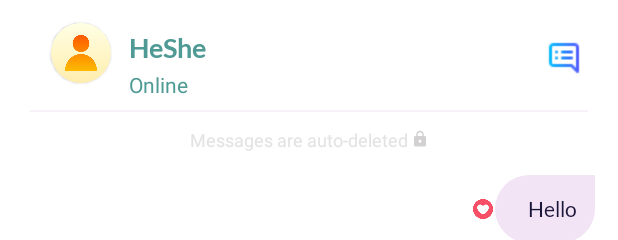
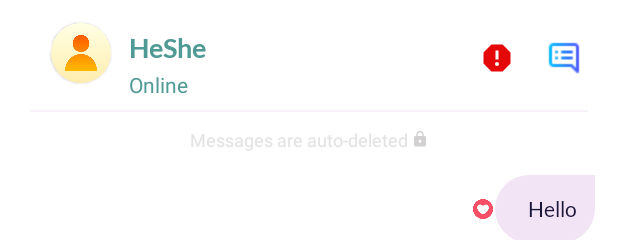
Before and after one commit to prajwalmw/HeShe_Chat, an Android app: the layout activity_main.xml on its own in the app's theme, with its tools: preview values and no code run, on a phone screen of 412 x 824 dp. Shown: the top 240 px of the screen. Run offline under Robolectric (Android 15) with nearby library versions, the phone set to English and light mode, and no system bars.

Commit message:
Report feature added.

```diff
--- /dev/null
+++ b/app/src/main/res/drawable/report.xml
@@ -0,0 +1,5 @@
+<vector android:height="24dp" android:tint="#E50808"
+    android:viewportHeight="24" android:viewportWidth="24"
+    android:width="24dp" xmlns:android="http://schemas.android.com/apk/res/android">
+    <path android:fillColor="@android:color/white" android:pathData="M15.73,3L8.27,3L3,8.27v7.46L8.27,21h7.46L21,15.73L21,8.27L15.73,3zM12,17.3c-0.72,0 -1.3,-0.58 -1.3,-1.3 0,-0.72 0.58,-1.3 1.3,-1.3 0.72,0 1.3,0.58 1.3,1.3 0,0.72 -0.58,1.3 -1.3,1.3zM13,13h-2L11,7h2v6z"/>
+</vector>
--- a/app/src/main/res/layout/activity_main.xml
+++ b/app/src/main/res/layout/activity_main.xml
@@ -87,6 +87,7 @@
             android:maxLines="1"
             android:ellipsize="end"
             android:text="HeShe"
+            android:layout_toStartOf="@+id/reportBtn"
             android:textAppearance="@style/toolbar_title"
             android:textColor="@null"
             android:textSize="@null"
@@ -118,6 +119,18 @@
             android:textColor="@color/purple_700"
             tools:visibility="visible"
             android:visibility="visible" />
+
+        <ImageButton
+            android:id="@+id/reportBtn"
+            android:layout_width="wrap_content"
+            android:layout_height="wrap_content"
+            android:layout_centerInParent="true"
+            android:layout_marginEnd="5dp"
+            android:layout_toStartOf="@+id/chatListBtn"
+            android:background="@null"
+            android:padding="5dp"
+            android:contentDescription="Report"
+            android:src="@drawable/report" />
 
         <ImageButton
             android:id="@+id/chatListBtn"
```
Also changed, not shown: app/src/main/java/com/circle/chat/activity/MainActivity.java (+51 -0 lines), app/src/main/res/layout/report_dialog.xml (added, +39 -0 lines).
